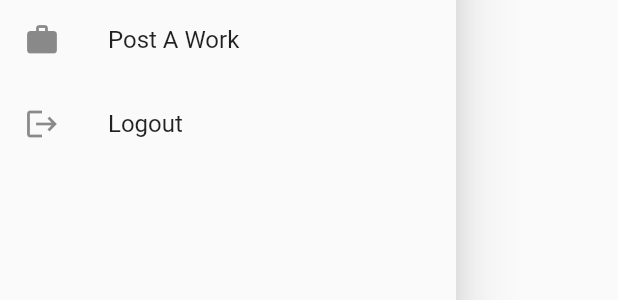
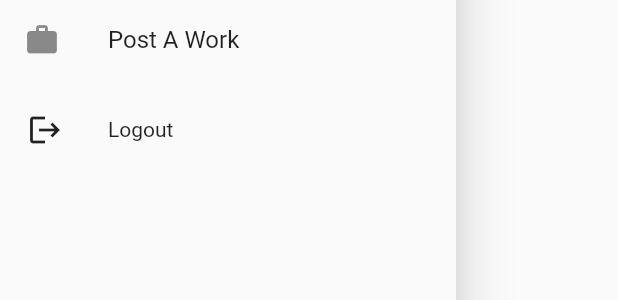
Before and after one commit to blackhat7911/hireme, a Flutter app: the MyDrawer widget shown alone on an empty page, opened directly with empty values, on a phone screen of 412 x 824 dp. Shown: the part 424-724 px from the top of the screen. Run offline on Flutter 3.47's test engine with Material 2 defaults, Android fonts, the phone set to English and light mode, and no system bars; our stand-ins replace bloc, firebase_auth, firebase_core, flutter_bloc, flutter_datetime_picker, google_maps_flutter and 4 more; accounts and stored records are empty; network calls fail.

Commit message:
routes, hive

```diff
--- /dev/null
+++ b/frontend/lib/routes/routes.dart
@@ -0,0 +1,3 @@
+const String splashRoute = 'splash';
+const String loginRoute = 'login';
+const String homeRoute = 'home';
--- a/frontend/lib/utils/constants/api_constants.dart
+++ b/frontend/lib/utils/constants/api_constants.dart
@@ -1,4 +1,4 @@
 class ApiConstants {
-  static const String baseUrl = "https://19383651488b.ngrok.io/";
+  static const String baseUrl = "https://78f2348ebc18.ngrok.io/";
   static const String loginUrl = "api-token-auth/";
 }
--- a/frontend/lib/widgets/custom_input_box.dart
+++ b/frontend/lib/widgets/custom_input_box.dart
@@ -50,9 +50,8 @@ class CustomInputBox extends StatelessWidget {
               ),
               child: TextFormField(
                 controller: controller,
-                obscureText: isInvisible!,
                 keyboardType: keyboardType,
-                maxLines: keyboardType == TextInputType.multiline ? 4 : 1,
+                maxLines: keyboardType == TextInputType.multiline ? 5 : null,
                 decoration: InputDecoration(
                   prefixIcon: Icon(icon),
                   suffixIcon: Icon(suffixIcon),
--- a/frontend/lib/widgets/drawer.dart
+++ b/frontend/lib/widgets/drawer.dart
@@ -1,4 +1,6 @@
 import 'package:flutter/material.dart';
+import 'package:frontend/routes/routes.dart';
+import 'package:hive/hive.dart';
 
 class MyDrawer extends StatelessWidget {
   final String? fullname, imageUrl;
@@ -51,9 +53,28 @@ class MyDrawer extends StatelessWidget {
             leading: Icon(Icons.work),
             title: Text('Post A Work'),
           ),
-          ListTile(
-            leading: Icon(Icons.logout),
-            title: Text('Logout'),
+          SizedBox(
+            height: 20,
+          ),
+          GestureDetector(
+            child: Container(
+              child: Row(
+                children: [
+                  SizedBox(
+                    width: 18,
+                  ),
+                  Icon(Icons.logout),
+                  SizedBox(
+                    width: 30,
+                  ),
+                  Text('Logout'),
+                ],
+              ),
+            ),
+            onTap: () {
+              Hive.box('login').clear();
+              Navigator.pushNamed(context, loginRoute);
+            },
           ),
         ],
       ),
```
Also changed, not shown: frontend/lib/main.dart (+13 -3 lines), frontend/lib/models/login_model.dart (added, +11 -0 lines), frontend/lib/repo/login_repo.dart (+8 -1 lines), frontend/lib/routes/router.dart (added, +20 -0 lines), frontend/pubspec.yaml (+5 -2 lines), frontend/lib/models/login_model.g.dart (added), frontend/lib/services/auth_service.dart (deleted), frontend/lib/widgets/appbar.dart (line endings or trailing spaces), frontend/pubspec.lock.
